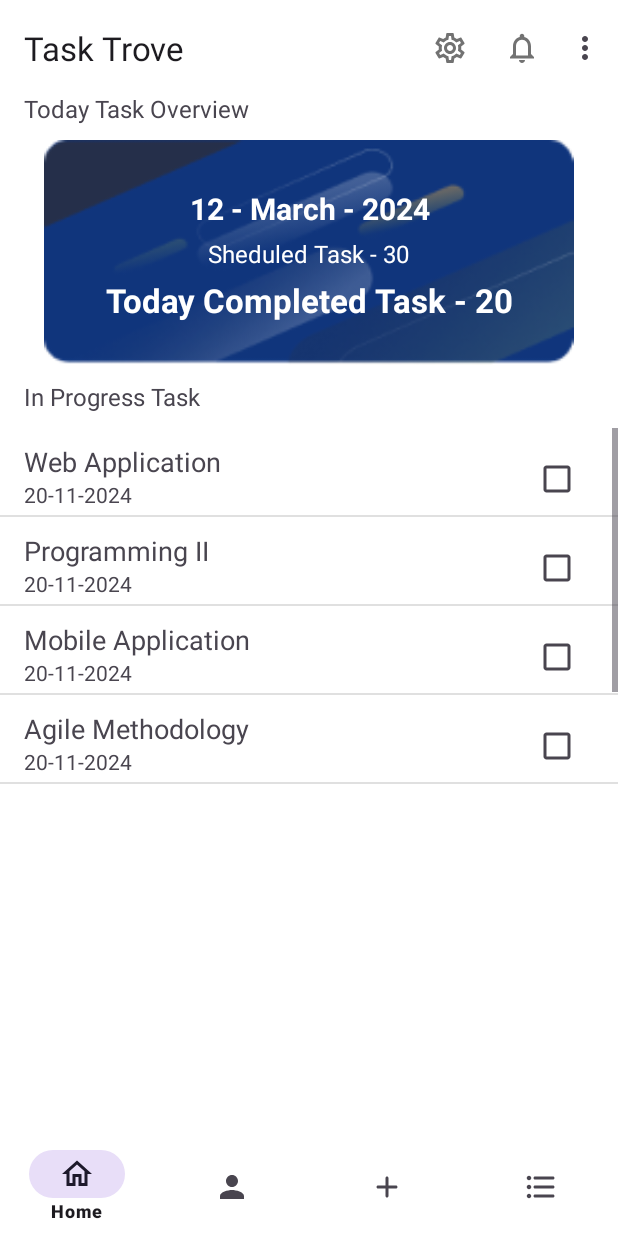
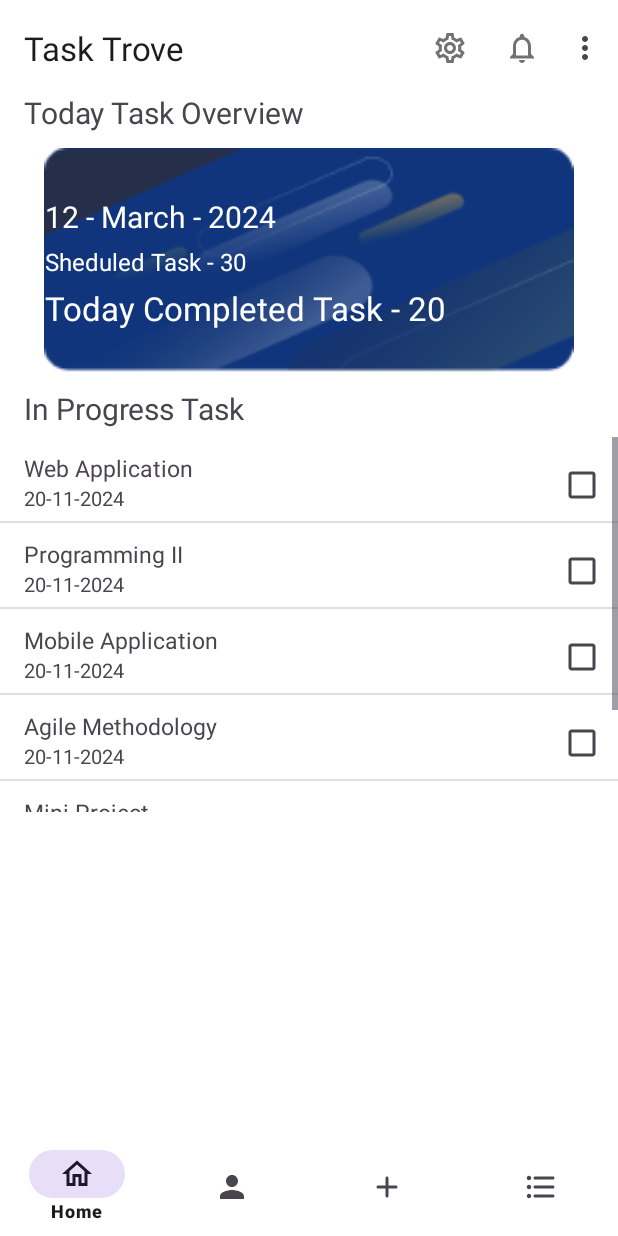
Before and after one commit to sehan29/To-Do-Application, an Android app: the HomeFragment screen opened directly, with no data from a screen before it, on a phone screen of 412 x 824 dp. Run offline under Robolectric (Android 15) with nearby library versions, the light colour scheme and no system bars.

Commit message:
Make Few Styles Changes

```diff
--- a/app/src/main/java/com/example/to_do_app/Registration.java
+++ b/app/src/main/java/com/example/to_do_app/Registration.java
@@ -4,7 +4,7 @@ import androidx.appcompat.app.AppCompatActivity;
 
 import android.os.Bundle;
 
-public class Registration extends AppCompatActivity {
+public class   Registration extends AppCompatActivity {
 
     @Override
     protected void onCreate(Bundle savedInstanceState) {
--- /dev/null
+++ b/app/src/main/res/drawable/drawable_with_left_padding.xml
@@ -0,0 +1,5 @@
+<inset xmlns:android="http://schemas.android.com/apk/res/android"
+    android:drawable="@drawable/outline_calendar_month_24"
+    android:insetLeft="10dp">
+    <!-- This inset adds 10dp padding on the left side of the drawable -->
+</inset>
--- a/app/src/main/res/layout/activity_main.xml
+++ b/app/src/main/res/layout/activity_main.xml
@@ -59,7 +59,8 @@
         android:layout_marginStart="16dp"
         android:layout_marginTop="20dp"
         android:layout_marginEnd="16dp"
-        android:background="@drawable/buttton_background"
+        android:background="@drawable/gray_strock"
+        android:backgroundTint="@color/buuton_edit"
         android:text="GET STARTED"
         android:textColor="@color/white"
         android:textSize="18sp"
--- a/app/src/main/res/layout/activity_registration.xml
+++ b/app/src/main/res/layout/activity_registration.xml
@@ -157,7 +157,7 @@
                 app:layout_constraintTop_toBottomOf="@+id/editTextTextPassword2" />
 
             <TextView
-                android:id="@+id/textView10"
+                android:id="@+id/registration_id"
                 android:layout_width="match_parent"
                 android:layout_height="wrap_content"
                 android:layout_marginTop="15dp"
@@ -178,7 +178,7 @@
                 android:textStyle="bold"
                 app:layout_constraintEnd_toEndOf="parent"
                 app:layout_constraintStart_toStartOf="parent"
-                app:layout_constraintTop_toBottomOf="@+id/textView10" />
+                app:layout_constraintTop_toBottomOf="@+id/registration_id" />
 
         </androidx.constraintlayout.widget.ConstraintLayout>
 
--- a/app/src/main/res/layout/fragment_home.xml
+++ b/app/src/main/res/layout/fragment_home.xml
@@ -35,7 +35,7 @@
                     android:layout_marginTop="20dp"
                     android:layout_marginBottom="10dp"
                     android:text="Today Task Overview"
-                    android:textSize="16sp" />
+                    android:textSize="20sp" />
 
                 <androidx.constraintlayout.widget.ConstraintLayout
                     android:layout_width="match_parent"
@@ -57,20 +57,22 @@
                         android:id="@+id/textView5"
                         android:layout_width="match_parent"
                         android:layout_height="wrap_content"
+                        android:layout_marginStart="30dp"
+
                         android:layout_marginTop="32dp"
                         android:text="12 - March - 2024"
-                        android:textAlignment="center"
+                        android:textAlignment="textStart"
                         android:textColor="#FFFFFF"
                         android:textSize="20sp"
-                        android:textStyle="bold"
                         app:layout_constraintEnd_toEndOf="@+id/imageView3"
                         app:layout_constraintStart_toStartOf="@+id/imageView3"
                         app:layout_constraintTop_toTopOf="@+id/imageView3" />
 
                     <TextView
                         android:id="@+id/textView6"
-                        android:layout_width="wrap_content"
+                        android:layout_width="match_parent"
                         android:layout_height="wrap_content"
+                        android:layout_marginStart="30dp"
                         android:layout_marginTop="5dp"
                         android:text="Sheduled Task - 30"
                         android:textColor="#FFFFFF"
@@ -82,13 +84,13 @@
 
                     <TextView
                         android:id="@+id/textView7"
-                        android:layout_width="wrap_content"
+                        android:layout_width="match_parent"
                         android:layout_height="wrap_content"
+                        android:layout_marginStart="30dp"
                         android:layout_marginTop="5dp"
                         android:text="Today Completed Task - 20"
                         android:textColor="#FFFFFF"
                         android:textSize="22sp"
-                        android:textStyle="bold"
                         app:layout_constraintEnd_toEndOf="@+id/imageView3"
                         app:layout_constraintStart_toStartOf="@+id/imageView3"
                         app:layout_constraintTop_toBottomOf="@+id/textView6" />
@@ -101,20 +103,20 @@
                     android:layout_marginLeft="16dp"
                     android:layout_marginTop="10dp"
                     android:text="In Progress Task"
-                    android:textSize="16sp" />
+                    android:textSize="20sp" />
 
                 <ListView
                     android:id="@+id/listViewTasks"
                     android:layout_width="match_parent"
                     android:layout_height="250dp"
                     android:layout_marginStart="0dp"
-                    android:layout_marginTop="10dp"
+                    android:layout_marginTop="5dp"
                     android:layout_marginEnd="0dp"
+                    android:layout_marginBottom="20dp"
                     app:layout_constraintEnd_toEndOf="parent"
                     app:layout_constraintHorizontal_bias="1.0"
                     app:layout_constraintStart_toStartOf="parent"
-                    app:layout_constraintTop_toBottomOf="@+id/textView14"
-                    android:layout_marginBottom="20dp"/>
+                    app:layout_constraintTop_toBottomOf="@+id/textView14" />
             </LinearLayout>
         </ScrollView>
     </androidx.constraintlayout.widget.ConstraintLayout>
--- a/app/src/main/res/layout/item_checkable.xml
+++ b/app/src/main/res/layout/item_checkable.xml
@@ -14,7 +14,7 @@
         android:layout_marginStart="16dp"
         android:layout_marginTop="10dp"
         android:text="Name"
-        android:textSize="18sp"
+        android:textSize="15sp"
         app:layout_constraintStart_toStartOf="parent"
         app:layout_constraintTop_toTopOf="parent" />
 
@@ -25,7 +25,7 @@
         android:layout_below="@id/textViewName"
         android:layout_alignParentStart="true"
         android:text="Description"
-        android:textSize="14sp"
+        android:textSize="13sp"
         app:layout_constraintEnd_toEndOf="@+id/textViewName"
         app:layout_constraintHorizontal_bias="0.0"
         app:layout_constraintStart_toStartOf="@+id/textViewName"
@@ -37,9 +37,9 @@
         android:layout_height="wrap_content"
         android:layout_alignParentEnd="true"
         android:layout_centerVertical="true"
-        android:layout_marginTop="10dp"
+        android:layout_marginTop="8dp"
         app:layout_constraintEnd_toEndOf="parent"
-        app:layout_constraintHorizontal_bias="0.955"
+        app:layout_constraintHorizontal_bias="1.0"
         app:layout_constraintStart_toStartOf="parent"
         app:layout_constraintTop_toTopOf="parent" />
 
--- a/app/src/main/res/values/colors.xml
+++ b/app/src/main/res/values/colors.xml
@@ -7,4 +7,5 @@
     <color name="border_1">#999999</color>
     <!-- Color added from development branch -->
     <color name="button_color">#5F5CFF</color>
+    <color name="buuton_edit">#4267B2</color>
 </resources>
```
Also changed, not shown: app/src/main/java/com/example/to_do_app/Login_Page.java (+11 -0 lines), app/src/main/res/layout/activity_dev_profile.xml (+7 -2 lines), app/src/main/res/layout/activity_login_page.xml (+6 -3 lines), app/src/main/res/layout/fragment_complete.xml (+11 -4 lines), app/src/main/res/layout/fragment_profile.xml (+7 -3 lines), app/src/main/res/drawable-hdpi/google.png (added), app/src/main/res/drawable-mdpi/google.png (added), app/src/main/res/drawable-xhdpi/google.png (added), app/src/main/res/drawable-xxhdpi/google.png (added), app/src/main/res/drawable-xxxhdpi/google.png (added).
